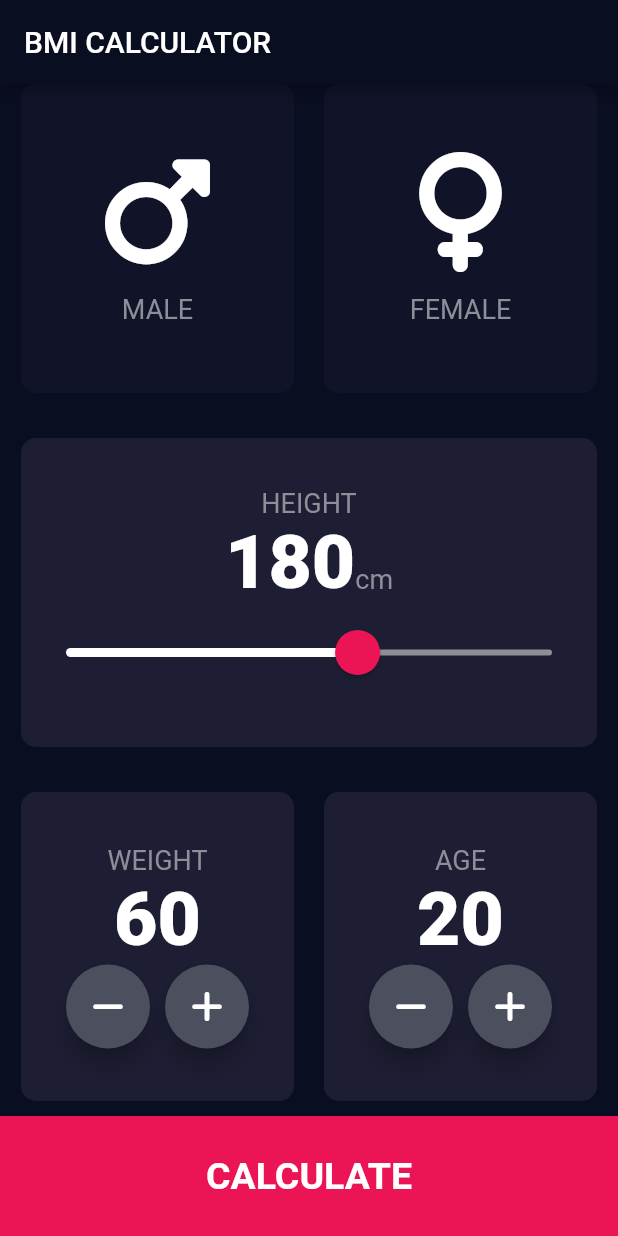
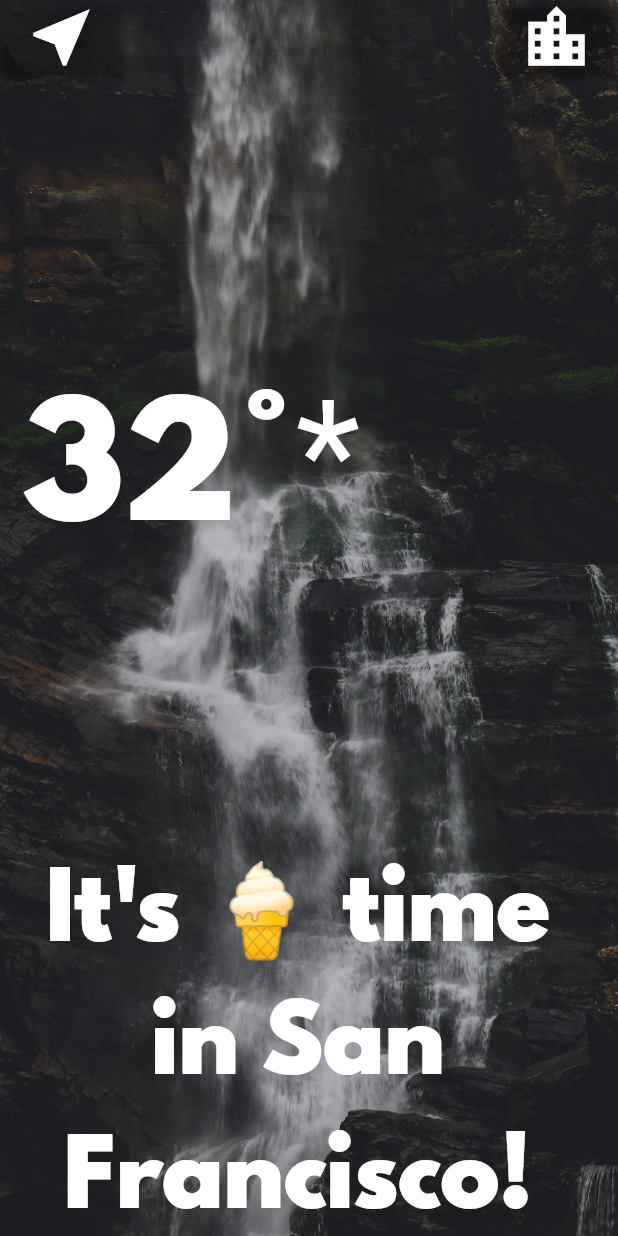
Before and after one commit to bakujinDev/flutter_practice, a Flutter app: the screen it shows after launch, on a phone screen of 412 x 824 dp. Run offline on Flutter 3.47's test engine with Material 2 defaults, Android fonts, the phone set to English and light mode, and no system bars; our stand-ins replace audioplayers, font_awesome_flutter.

Commit message:
weather init file

```diff
--- a/lib/features/bmi/screen/bmi_screen.dart
+++ b/lib/features/bmi/screen/bmi_screen.dart
@@ -7,7 +7,7 @@
 import 'package:flutter_practice/features/bmi/widget/reuseable_card.dart';
 import 'package:flutter_practice/features/bmi/widget/round_icon_button.dart';
 import 'package:font_awesome_flutter/font_awesome_flutter.dart';
-import '../data/constants.dart';
+import '../utils/constants.dart';
 
 Bmi bmi = Bmi();
 
--- a/lib/features/bmi/screen/result_screen.dart
+++ b/lib/features/bmi/screen/result_screen.dart
@@ -1,6 +1,6 @@
 import 'package:flutter/material.dart';
 import 'package:flutter_practice/features/bmi/data/calculator_brain.dart';
-import 'package:flutter_practice/features/bmi/data/constants.dart';
+import 'package:flutter_practice/features/bmi/utils/constants.dart';
 import 'package:flutter_practice/features/bmi/widget/bottom_button.dart';
 import 'package:flutter_practice/features/bmi/widget/reuseable_card.dart';
 
--- a/lib/features/bmi/widget/bottom_button.dart
+++ b/lib/features/bmi/widget/bottom_button.dart
@@ -1,5 +1,5 @@
 import 'package:flutter/material.dart';
-import 'package:flutter_practice/features/bmi/data/constants.dart';
+import 'package:flutter_practice/features/bmi/utils/constants.dart';
 
 class BottomButton extends StatelessWidget {
   const BottomButton({
--- a/lib/features/bmi/widget/icon_content.dart
+++ b/lib/features/bmi/widget/icon_content.dart
@@ -1,5 +1,5 @@
 import 'package:flutter/material.dart';
-import 'package:flutter_practice/features/bmi/data/constants.dart';
+import 'package:flutter_practice/features/bmi/utils/constants.dart';
 
 class IconContent extends StatelessWidget {
   const IconContent({
--- a/lib/features/bmi/widget/round_icon_button.dart
+++ b/lib/features/bmi/widget/round_icon_button.dart
@@ -1,5 +1,5 @@
 import 'package:flutter/material.dart';
-import 'package:flutter_practice/features/bmi/data/constants.dart';
+import 'package:flutter_practice/features/bmi/utils/constants.dart';
 
 class RoundIconButton extends StatelessWidget {
   const RoundIconButton({
--- /dev/null
+++ b/lib/features/weather/utils/constants.dart
@@ -0,0 +1,20 @@
+import 'package:flutter/material.dart';
+
+const kTempTextStyle = TextStyle(
+  fontFamily: 'Spartan MB',
+  fontSize: 100,
+);
+
+const kMessageTextStyle = TextStyle(
+  fontFamily: 'Spartan MB',
+  fontSize: 60,
+);
+
+const kButtonTextStyle = TextStyle(
+  fontFamily: 'Spartan MB',
+  fontSize: 30,
+);
+
+const kConditionTextStyle = TextStyle(
+  fontSize: 100,
+);
--- /dev/null
+++ b/lib/features/weather/utils/weather_location_screen.dart
@@ -0,0 +1,83 @@
+import 'package:flutter/material.dart';
+import 'package:flutter_practice/features/weather/utils/constants.dart';
+
+class WeatherLocationScreen extends StatelessWidget {
+  const WeatherLocationScreen({super.key});
+
+  @override
+  Widget build(BuildContext context) {
+    return Scaffold(
+      body: Container(
+        decoration: BoxDecoration(
+          image: DecorationImage(
+            image: const AssetImage('assets/images/B_location.jpg'),
+            fit: BoxFit.cover,
+            colorFilter: ColorFilter.mode(
+              Colors.white.withOpacity(0.8),
+              BlendMode.dstATop,
+            ),
+          ),
+        ),
+        constraints: const BoxConstraints.expand(),
+        child: SafeArea(
+          child: Column(
+            mainAxisAlignment: MainAxisAlignment.spaceBetween,
+            crossAxisAlignment: CrossAxisAlignment.stretch,
+            children: [
+              Row(
+                mainAxisAlignment: MainAxisAlignment.spaceBetween,
+                children: [
+                  ElevatedButton(
+                    onPressed: () {},
+                    style: ElevatedButton.styleFrom(
+                      backgroundColor: Colors.transparent,
+                    ),
+                    child: const Icon(
+                      Icons.near_me,
+                      size: 50,
+                    ),
+                  ),
+                  ElevatedButton(
+                    onPressed: () {},
+                    style: ElevatedButton.styleFrom(
+                      backgroundColor: Colors.transparent,
+                    ),
+                    child: const Icon(
+                      Icons.location_city,
+                      size: 50,
+                    ),
+                  ),
+                ],
+              ),
+              Padding(
+                padding: const EdgeInsets.only(
+                  left: 15,
+                ),
+                child: Row(
+                  children: const [
+                    Text(
+                      '32°',
+                      style: kTempTextStyle,
+                    ),
+                    Text(
+                      '*',
+                      style: kConditionTextStyle,
+                    ),
+                  ],
+                ),
+              ),
+              const Padding(
+                padding: EdgeInsets.only(right: 15),
+                child: Text(
+                  "It's 🍦 time in San Francisco!",
+                  textAlign: TextAlign.center,
+                  style: kMessageTextStyle,
+                ),
+              ),
+            ],
+          ),
+        ),
+      ),
+    );
+  }
+}
--- a/lib/main.dart
+++ b/lib/main.dart
@@ -1,5 +1,6 @@
 import 'package:flutter/material.dart';
-import 'package:flutter_practice/features/bmi/screen/bmi_screen.dart';
+import 'package:flutter_practice/features/weather/utils/weather_location_screen.dart';
+import 'package:flutter_practice/features/weather/weather_loading_screen.dart';
 
 void main() {
   runApp(const MyApp());
@@ -19,7 +20,7 @@
           backgroundColor: const Color(0xff0a0e21),
         ),
       ),
-      home: const BmiScreen(),
+      home: const WeatherLocationScreen(),
     );
   }
 }
```
Also changed, not shown: lib/features/weather/city_screen.dart (added, +54 -0 lines), lib/features/weather/services/weather.dart (added, +33 -0 lines), lib/features/weather/weather_loading_screen.dart (added, +20 -0 lines), pubspec.yaml (+15 -0 lines), assets/fonts/SpartanMB-Black.otf (added), assets/images/B_city.jpg (added), assets/images/B_location.jpg (added), lib/features/bmi/utils/constants.dart (renamed from lib/features/bmi/data/constants.dart), lib/features/weather/services/location.dart (added), lib/features/weather/services/networking.dart (added), pubspec.lock, 6 other files.
